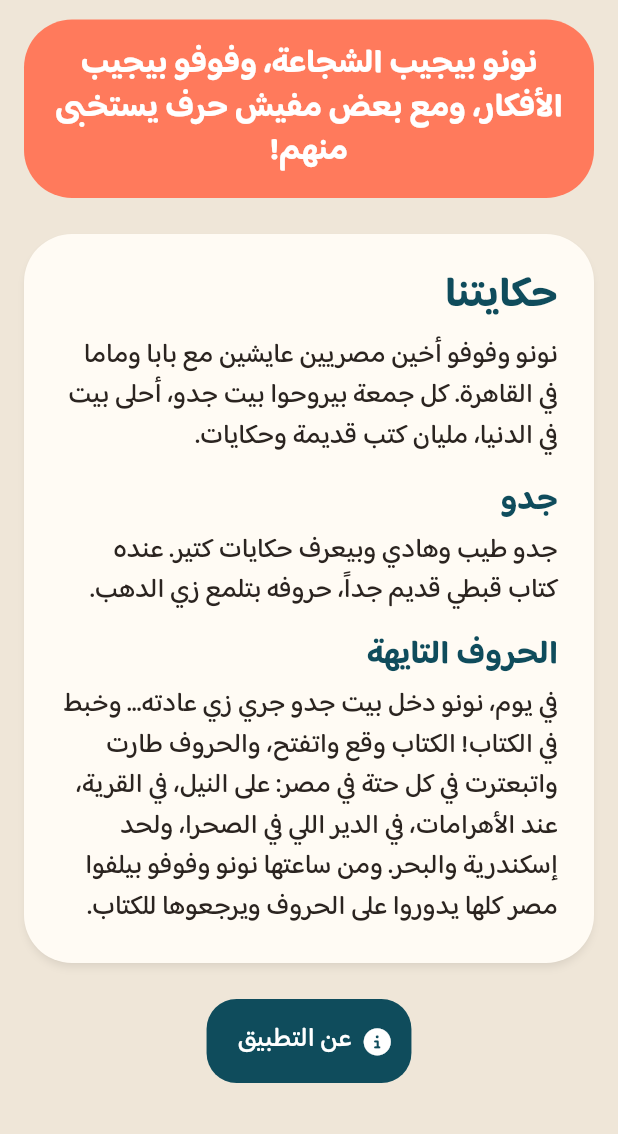
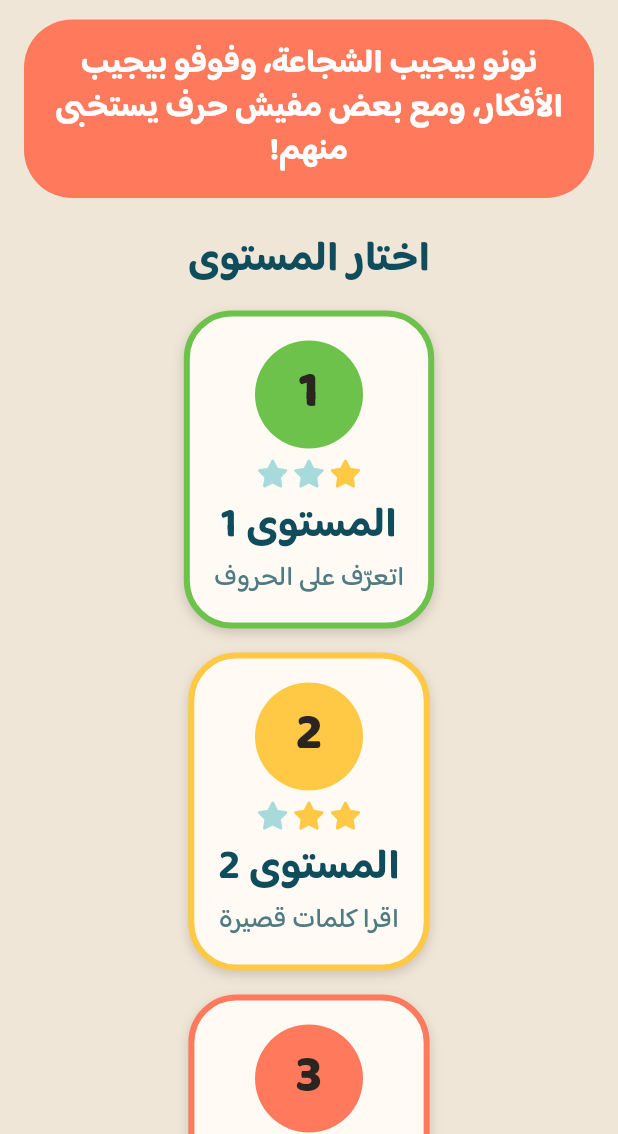
Before and after one commit to zolz-gego/Nono-Fofo, a Flutter app: the screen it shows after launch, scrolled down 1728 dp, on a phone screen of 412 x 824 dp, the part 102-1236 px from its top. Run offline on Flutter 3.47's test engine with Material 3 defaults, Android fonts, the phone set to English and light mode, and no system bars; our stand-ins replace audioplayers, confetti, equatable, flutter_animate, flutter_bloc, font_awesome_flutter and 3 more; missing offline and left inert: flame.

Commit message:
Add level selection to home page with name and buddy popup
Three level cards after the brothers section grow on hover and play a
tap sound on click, then a popup asks for the child's name and whether
to play with Nono or Fofo. Starting shows a 'game coming soon' note
until the games land.

Co-Authored-By: Claude Opus 5.5 <noreply@anthropic.com>

```diff
--- a/app/lib/core/assets/asset_paths.dart
+++ b/app/lib/core/assets/asset_paths.dart
@@ -5,6 +5,10 @@ abstract final class AssetPaths {
 
   static const String characters = 'assets/characters';
   static const String characterManifest = '$characters/manifest.json';
+
+  /// Small still image of one pose, e.g. `characterPose('nono', 'cheer')`.
+  static String characterPose(String character, String pose) =>
+      '$characters/$character/small/$pose.png';
 
   static const String audio = 'assets/audio';
   static const String audioManifest = '$audio/manifest.json';
--- a/app/lib/core/l10n/arb/app_ar.arb
+++ b/app/lib/core/l10n/arb/app_ar.arb
@@ -1,9 +1,6 @@
 {
   "@@locale": "ar",
   "appTitle": "نونو وفوفو",
-  "@appTitle": {
-    "description": "App name"
-  },
   "sectionTexts": "الخطوط",
   "sectionCharacters": "نونو وفوفو",
   "sectionSounds": "الأصوات",
@@ -42,6 +39,34 @@
   "aboutTitle": "عن نونو وفوفو",
   "aboutBody": "نونو وفوفو تطبيق بيعلّم الأطفال من خلال ألعاب وحكايات. دلوقتي بنبدأ بالحروف القبطي، وبعد كده هيبقى في دروس تانية كتير. التطبيق لسه بيتبني، والجاي أحلى!",
   "aboutTryTitle": "جرّب اللي جاهز لحد دلوقتي",
+  "chooseLevel": "اختار المستوى",
+  "levelNumber": "المستوى {number}",
+  "@levelNumber": {
+    "placeholders": {
+      "number": {
+        "type": "int"
+      }
+    }
+  },
+  "level1Desc": "اتعرّف على الحروف",
+  "level2Desc": "اقرا كلمات قصيرة",
+  "level3Desc": "اقرا جمل كاملة",
+  "yourName": "اسمك إيه؟",
+  "nameHint": "اكتب اسمك",
+  "playWith": "عايز تلعب مع مين؟",
+  "letsPlay": "يلا نلعب!",
+  "cancel": "إلغاء",
+  "gameComingSoon": "جاهز يا {name}! اللعبة جاية قريب.",
+  "@gameComingSoon": {
+    "placeholders": {
+      "name": {
+        "type": "String"
+      }
+    }
+  },
+  "@appTitle": {
+    "description": "App name"
+  },
   "@switchLanguage": {
     "description": "Language button label: the name of the OTHER language to switch to"
   }
--- a/app/lib/core/theme/app_icons.dart
+++ b/app/lib/core/theme/app_icons.dart
@@ -9,4 +9,8 @@ abstract final class AppIcons {
   static const FaIconData stop = FontAwesomeIcons.stop;
   static const FaIconData soundOn = FontAwesomeIcons.volumeHigh;
   static const FaIconData soundOff = FontAwesomeIcons.volumeXmark;
+  static const FaIconData star = FontAwesomeIcons.solidStar;
+  static const FaIconData play = FontAwesomeIcons.play;
+  static const FaIconData close = FontAwesomeIcons.xmark;
+  static const FaIconData check = FontAwesomeIcons.solidCircleCheck;
 }
--- a/app/lib/features/home/presentation/home_page.dart
+++ b/app/lib/features/home/presentation/home_page.dart
@@ -20,6 +20,8 @@ import '../../../engines/characters/presentation/animated_character.dart';
 import '../../../engines/characters/presentation/character_controller.dart';
 import '../../../engines/sound/application/sound_service.dart';
 import '../../../engines/sound/domain/sound_event.dart';
+import '../../levels/domain/game_level.dart';
+import '../../levels/presentation/level_section.dart';
 import '../../settings/presentation/language_button.dart';
 import '../../settings/presentation/mute_button.dart';
 
@@ -63,6 +65,15 @@ class _HomePageState extends State<HomePage> {
     if (_retriedMusic) return;
     _retriedMusic = true;
     if (_sound.currentTrack == _music) _sound.playMusic(_music);
+  }
+
+  /// The games come in a later task; for now just confirm the choice.
+  void _startLevel(PlayerSetup setup) {
+    ScaffoldMessenger.of(context)
+      ..hideCurrentSnackBar()
+      ..showSnackBar(
+        SnackBar(content: Text(context.l10n.gameComingSoon(setup.name))),
+      );
   }
 
   @override
@@ -110,6 +121,8 @@ class _HomePageState extends State<HomePage> {
                         _brothers(l10n),
                         const SizedBox(height: AppDimens.spaceMd),
                         _TogetherBanner(text: l10n.together),
+                        const SizedBox(height: AppDimens.spaceLg),
+                        LevelSection(onStart: _startLevel),
                         const SizedBox(height: AppDimens.spaceLg),
                         const _Story(),
                         const SizedBox(height: AppDimens.spaceLg),
--- /dev/null
+++ b/app/lib/features/levels/domain/game_level.dart
@@ -0,0 +1,27 @@
+import '../../../core/domain/character_id.dart';
+
+/// The playable levels shown on the home page (phase 1 has three).
+enum GameLevel {
+  one(1),
+  two(2),
+  three(3);
+
+  const GameLevel(this.number);
+
+  final int number;
+}
+
+/// What the child picked before starting a level.
+class PlayerSetup {
+  const PlayerSetup({
+    required this.level,
+    required this.name,
+    required this.buddy,
+  });
+
+  final GameLevel level;
+  final String name;
+
+  /// The brother the child plays with; the other one is the opponent.
+  final CharacterId buddy;
+}
--- /dev/null
+++ b/app/lib/features/levels/presentation/level_section.dart
@@ -0,0 +1,202 @@
+import 'package:flutter/material.dart';
+import 'package:flutter_bloc/flutter_bloc.dart';
+import 'package:font_awesome_flutter/font_awesome_flutter.dart';
+
+import '../../../core/l10n/l10n.dart';
+import '../../../core/theme/app_colors.dart';
+import '../../../core/theme/app_dimens.dart';
+import '../../../core/theme/app_icons.dart';
+import '../../../core/widgets/text/app_texts.dart';
+import '../../../engines/sound/application/sound_service.dart';
+import '../../../engines/sound/domain/sound_event.dart';
+import '../domain/game_level.dart';
+import 'player_setup_dialog.dart';
+
+/// "Choose your level" on the home page: one card per [GameLevel]. Tapping a
+/// card asks for the child's name and buddy, then hands the result to
+/// [onStart].
+class LevelSection extends StatelessWidget {
+  const LevelSection({super.key, required this.onStart});
+
+  final ValueChanged<PlayerSetup> onStart;
+
+  static const double _threeColumnsFrom = 600;
+
+  Future<void> _open(BuildContext context, GameLevel level) async {
+    context.read<SoundService>().play(SoundEvent.tap);
+    final setup = await PlayerSetupDialog.show(context, level);
+    if (setup != null) onStart(setup);
+  }
+
+  @override
+  Widget build(BuildContext context) {
+    final l10n = context.l10n;
+    final cards = [
+      for (final level in GameLevel.values)
+        LevelCard(
+          level: level,
+          title: l10n.levelNumber(level.number),
+          description: switch (level) {
+            GameLevel.one => l10n.level1Desc,
+            GameLevel.two => l10n.level2Desc,
+            GameLevel.three => l10n.level3Desc,
+          },
+          onTap: () => _open(context, level),
+        ),
+    ];
+    return Column(
+      crossAxisAlignment: CrossAxisAlignment.stretch,
+      children: [
+        AppText.h2(l10n.chooseLevel, textAlign: TextAlign.center),
+        const SizedBox(height: AppDimens.spaceMd),
+        LayoutBuilder(
+          builder: (context, c) => c.maxWidth >= _threeColumnsFrom
+              ? IntrinsicHeight(
+                  child: Row(
+                    crossAxisAlignment: CrossAxisAlignment.stretch,
+                    children: [
+                      for (final (i, card) in cards.indexed) ...[
+                        if (i > 0) const SizedBox(width: AppDimens.spaceMd),
+                        Expanded(child: card),
+                      ],
+                    ],
+                  ),
+                )
+              : Column(
+                  children: [
+                    for (final (i, card) in cards.indexed) ...[
+                      if (i > 0) const SizedBox(height: AppDimens.spaceMd),
+                      card,
+                    ],
+                  ],
+                ),
+        ),
+      ],
+    );
+  }
+}
+
+/// One level: number badge, stars for difficulty, title and a short
+/// description. Grows under the mouse so it's clear it can be clicked.
+class LevelCard extends StatefulWidget {
+  const LevelCard({
+    super.key,
+    required this.level,
+    required this.title,
+    required this.description,
+    required this.onTap,
+  });
+
+  final GameLevel level;
+  final String title;
+  final String description;
+  final VoidCallback onTap;
+
+  @override
+  State<LevelCard> createState() => _LevelCardState();
+}
+
+class _LevelCardState extends State<LevelCard> {
+  bool _hovered = false;
+  bool _pressed = false;
+
+  static const double _hoverScale = 1.08;
+  static const double _pressScale = 0.97;
+  static const double _badgeSize = 72;
+
+  Color get _accent => switch (widget.level) {
+    GameLevel.one => AppColors.leafGreen,
+    GameLevel.two => AppColors.sunYellow,
+    GameLevel.three => AppColors.coral,
+  };
+
+  @override
+  Widget build(BuildContext context) {
+    final scale = _pressed
+        ? _pressScale
+        : _hovered
+        ? _hoverScale
+        : 1.0;
+    return MouseRegion(
+      cursor: SystemMouseCursors.click,
+      onEnter: (_) => setState(() => _hovered = true),
+      onExit: (_) => setState(() => _hovered = false),
+      child: GestureDetector(
+        onTapDown: (_) => setState(() => _pressed = true),
+        onTapUp: (_) => setState(() => _pressed = false),
+        onTapCancel: () => setState(() => _pressed = false),
+        onTap: widget.onTap,
+        child: Semantics(
+          button: true,
+          label: '${widget.title}, ${widget.description}',
+          child: AnimatedScale(
+            scale: scale,
+            duration: AppDimens.fast,
+            curve: Curves.easeOutBack,
+            child: AnimatedContainer(
+              duration: AppDimens.fast,
+              padding: const EdgeInsets.all(AppDimens.spaceMd),
+              decoration: BoxDecoration(
+                color: AppColors.surface,
+                borderRadius: BorderRadius.circular(AppDimens.radiusLg),
+                border: Border.all(color: _accent, width: 4),
+                boxShadow: [
+                  BoxShadow(
+                    color: AppColors.shadow,
+                    blurRadius: _hovered ? 18 : 6,
+                    offset: Offset(0, _hovered ? 8 : 3),
+                  ),
+                ],
+              ),
+              child: Column(
+                mainAxisAlignment: MainAxisAlignment.center,
+                children: [
+                  Container(
+                    width: _badgeSize,
+                    height: _badgeSize,
+                    alignment: Alignment.center,
+                    decoration: BoxDecoration(
+                      color: _accent,
+                      shape: BoxShape.circle,
+                    ),
+                    child: AppText.h1(
+                      '${widget.level.number}',
+                      color: AppColors.ink,
+                    ),
+                  ),
+                  const SizedBox(height: AppDimens.spaceSm),
+                  Row(
+                    mainAxisSize: MainAxisSize.min,
+                    children: [
+                      for (var i = 0; i < GameLevel.values.length; i++)
+                        Padding(
+                          padding: const EdgeInsets.symmetric(
+                            horizontal: AppDimens.spaceXs / 2,
+                          ),
+                          child: FaIcon(
+                            AppIcons.star,
+                            size: 18,
+                            color: i < widget.level.number
+                                ? AppColors.star
+                                : AppColors.tertiary,
+                          ),
+                        ),
+                    ],
+                  ),
+                  const SizedBox(height: AppDimens.spaceSm),
+                  AppText.h2(widget.title, textAlign: TextAlign.center),
+                  const SizedBox(height: AppDimens.spaceXs),
+                  AppText.body(
+                    widget.description,
+                    color: AppColors.textMuted,
+                    textAlign: TextAlign.center,
+                  ),
+                ],
+              ),
+            ),
+          ),
+        ),
+      ),
+    );
+  }
+}
```
Also changed, not shown: app/lib/core/l10n/arb/app_en.arb (+26 -1 lines), app/lib/features/levels/presentation/player_setup_dialog.dart (added, +250 -0 lines), app/lib/core/l10n/generated/app_localizations.dart, app/lib/core/l10n/generated/app_localizations_ar.dart, app/lib/core/l10n/generated/app_localizations_en.dart.
